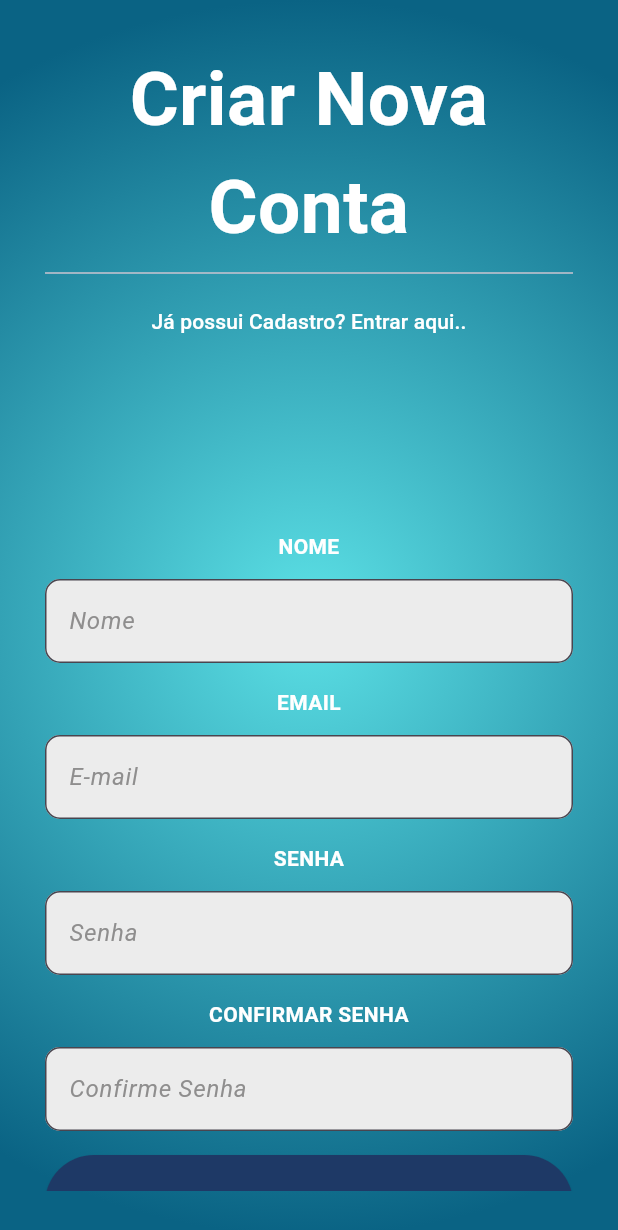
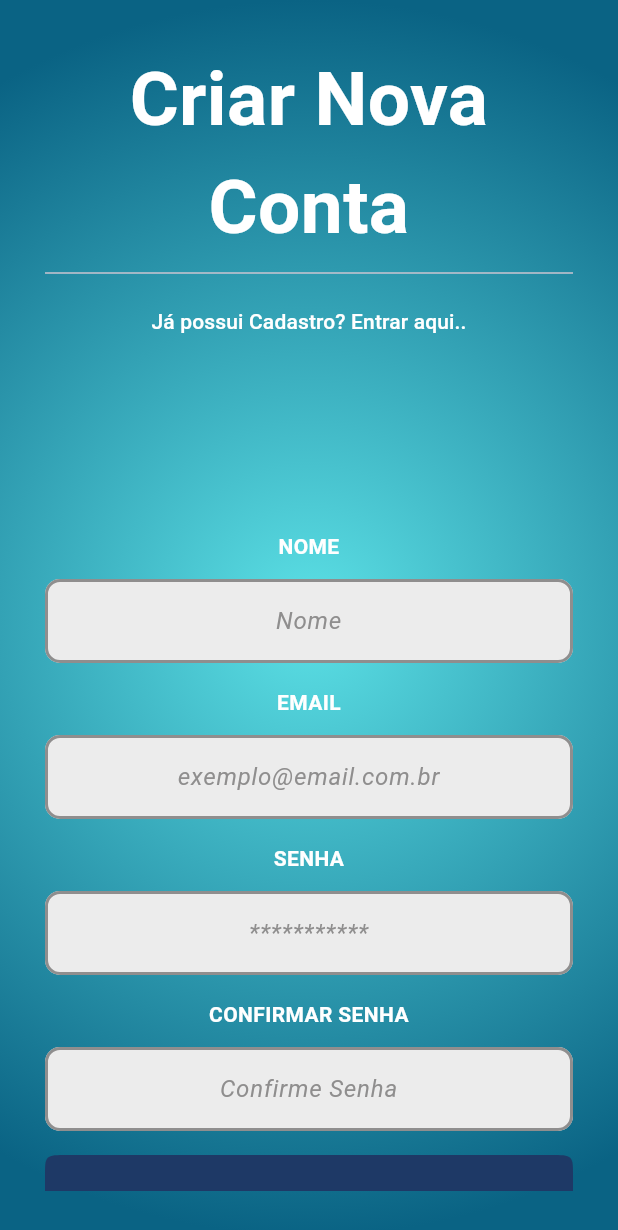
Before and after one commit to devtechpr0/ProjetoAuthentication, a Flutter app: the screen it shows after launch, after a tap on "Não tem conta? Clique aqui.", on a phone screen of 412 x 824 dp. Shown: the top 1230 px of the screen. Run offline on Flutter 3.47's test engine with Material 3 defaults, Android fonts, the phone set to English and light mode, and no system bars.

Commit message:
Botão/Formularios Estilizados

```diff
--- a/lib/_core/decoracao.dart
+++ b/lib/_core/decoracao.dart
@@ -6,11 +6,15 @@ InputDecoration getAuthenticationInputDecoration(String label) {
       hintText: label,
       fillColor: MyColors.cinzaClaro,
       filled: true,
-    alignLabelWithHint: true,
       hintStyle: const TextStyle(
         color: MyColors.cinzaEscuro,
         fontStyle: FontStyle.italic,
       ),
       border: OutlineInputBorder(borderRadius: BorderRadius.circular(10)),
-  );
+      enabledBorder: OutlineInputBorder(
+          borderRadius: BorderRadius.circular(10),
+          borderSide: const BorderSide(color: MyColors.cinzaEscuro, width: 2)),
+      focusedBorder: OutlineInputBorder(
+          borderRadius: BorderRadius.circular(10),
+          borderSide: const BorderSide(color: MyColors.azulEscuro, width: 4)));
 }
--- a/lib/_core/minhas_cores.dart
+++ b/lib/_core/minhas_cores.dart
@@ -10,4 +10,5 @@ class MyColors {
   static const Color cinzaEscuro = Color(0xFF8f8e8e);
   static const Color cinzaClaro = Color(0xFFececec);
   static const Color branco = Color(0xFFffffff);
+  static const Color verde = Color(0xFF00bf63);
 }
--- a/lib/telas/autenticacao_tela.dart
+++ b/lib/telas/autenticacao_tela.dart
@@ -18,6 +18,7 @@ class _AuthenticationScreenState extends State<AuthenticationScreen> {
       body: Stack(
         children: [
           Container(
+            // Colocar efeito gradiente em um Container
             decoration: const BoxDecoration(
                 gradient: RadialGradient(radius: 1, colors: [
               MyColors.gradUm,
@@ -26,8 +27,10 @@ class _AuthenticationScreenState extends State<AuthenticationScreen> {
           ),
           Padding(
             padding: const EdgeInsets.all(30.0),
+            //Widget necessário para criar formularios
             child: Form(
               child: Center(
+                // Widget para poder dar scroll na tela
                 child: SingleChildScrollView(
                   child: Column(
                     mainAxisAlignment: MainAxisAlignment.center,
@@ -47,6 +50,7 @@ class _AuthenticationScreenState extends State<AuthenticationScreen> {
                           ],
                         ),
                       ),
+                      // Widget para esconder ou mostrar algo (necessário um controle)
                       Visibility(
                         visible: !queroEntrar,
                         child: Column(
@@ -108,7 +112,9 @@ class _AuthenticationScreenState extends State<AuthenticationScreen> {
                                     ),
                                   ),
                                   const SizedBox(height: 16),
+                                  // Formularios/Input do Usuário
                                   TextFormField(
+                                    textAlign: TextAlign.center,
                                     decoration:
                                         getAuthenticationInputDecoration(
                                             'Nome'),
@@ -132,7 +138,9 @@ class _AuthenticationScreenState extends State<AuthenticationScreen> {
                       ),
                       const SizedBox(height: 16),
                       TextFormField(
-                        decoration: getAuthenticationInputDecoration('E-mail'),
+                        textAlign: TextAlign.center,
+                        decoration: getAuthenticationInputDecoration(
+                            'exemplo@email.com.br'),
                       ),
                       const SizedBox(
                         height: 16,
@@ -147,7 +155,9 @@ class _AuthenticationScreenState extends State<AuthenticationScreen> {
                       ),
                       const SizedBox(height: 16),
                       TextFormField(
-                        decoration: getAuthenticationInputDecoration('Senha'),
+                        textAlign: TextAlign.center,
+                        decoration:
+                            getAuthenticationInputDecoration('***********'),
                         obscureText: true,
                       ),
                       const SizedBox(
@@ -167,6 +177,7 @@ class _AuthenticationScreenState extends State<AuthenticationScreen> {
                               ),
                               const SizedBox(height: 16),
                               TextFormField(
+                                textAlign: TextAlign.center,
                                 decoration: getAuthenticationInputDecoration(
                                     'Confirme Senha'),
                                 obscureText: true,
@@ -177,11 +188,18 @@ class _AuthenticationScreenState extends State<AuthenticationScreen> {
                         height: 16,
                       ),
                       ElevatedButton(
-                        style: const ButtonStyle(
-                            fixedSize: WidgetStatePropertyAll(
+                        style: ButtonStyle(
+                            //Mexer na borda do ElevatedButton
+                            shape: WidgetStatePropertyAll(
+                                // Tipo da borda
+                                ContinuousRectangleBorder(
+                                    // Aqui mexe no raio
+                                    borderRadius: BorderRadius.circular(15))),
+                            fixedSize: const WidgetStatePropertyAll(
                                 Size(double.infinity, 65)),
-                            backgroundColor: WidgetStatePropertyAll<Color>(
-                                MyColors.azulEscuro)),
+                            backgroundColor:
+                                const WidgetStatePropertyAll<Color>(
+                                    MyColors.azulEscuro)),
                         onPressed: () {},
                         child: Text(
                           (queroEntrar) ? 'Entrar' : 'Cadastrar',
```
Lines whose indentation alone changed are shown as unchanged.
